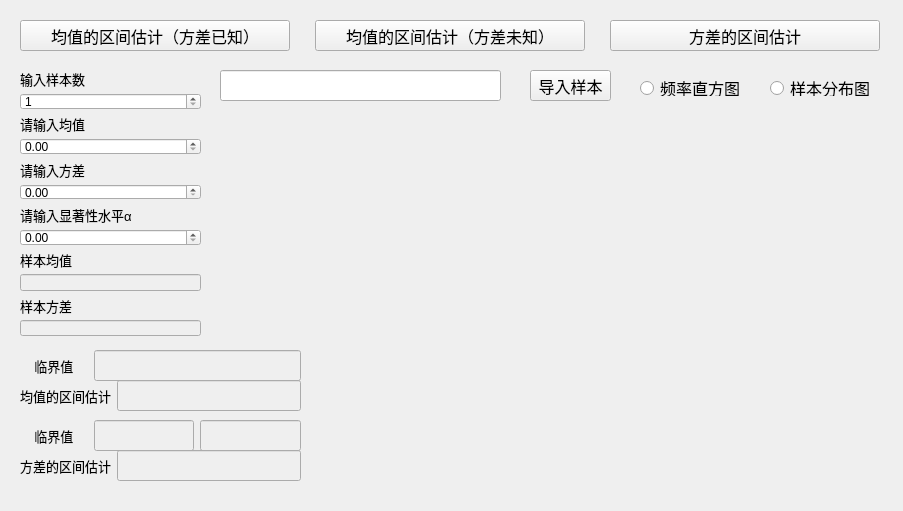
Qt form files/Simple_m_confidence_interval_.ui (chenxindaaa/MathematicalStatistics) before a commit.
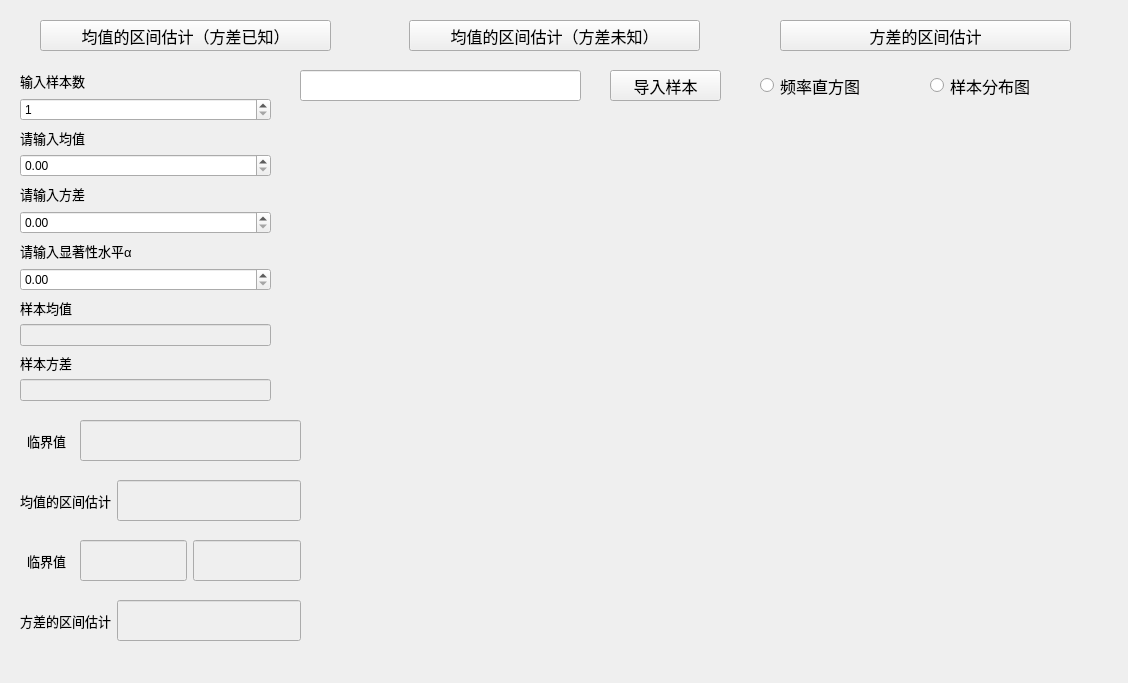
The same form after that commit. Custom widgets are drawn as their Qt base class.

Diff of the .ui file:
```diff
--- a/files/Simple_m_confidence_interval_.ui
+++ b/files/Simple_m_confidence_interval_.ui
@@ -6,8 +6,8 @@
    <rect>
     <x>0</x>
     <y>0</y>
-    <width>903</width>
-    <height>511</height>
+    <width>1128</width>
+    <height>683</height>
    </rect>
   </property>
   <property name="windowTitle">
@@ -16,9 +16,9 @@
   <widget class="QPushButton" name="pushButton">
    <property name="geometry">
     <rect>
-     <x>20</x>
+     <x>40</x>
      <y>20</y>
-     <width>270</width>
+     <width>291</width>
      <height>31</height>
     </rect>
    </property>
@@ -34,19 +34,19 @@
   <widget class="Plot" name="widget" native="true">
    <property name="geometry">
     <rect>
-     <x>320</x>
-     <y>110</y>
-     <width>551</width>
-     <height>381</height>
+     <x>340</x>
+     <y>130</y>
+     <width>751</width>
+     <height>521</height>
     </rect>
    </property>
   </widget>
   <widget class="QPushButton" name="pushButton_2">
    <property name="geometry">
     <rect>
-     <x>610</x>
+     <x>780</x>
      <y>20</y>
-     <width>270</width>
+     <width>291</width>
      <height>31</height>
     </rect>
    </property>
@@ -63,9 +63,9 @@
    <property name="geometry">
     <rect>
      <x>20</x>
-     <y>450</y>
+     <y>600</y>
      <width>281</width>
-     <height>31</height>
+     <height>41</height>
     </rect>
    </property>
    <layout class="QHBoxLayout" name="horizontalLayout_2">
@@ -109,9 +109,9 @@
    <property name="geometry">
     <rect>
      <x>20</x>
-     <y>380</y>
+     <y>480</y>
      <width>281</width>
-     <height>31</height>
+     <height>41</height>
     </rect>
    </property>
    <layout class="QHBoxLayout" name="horizontalLayout">
@@ -156,8 +156,8 @@
     <rect>
      <x>20</x>
      <y>70</y>
-     <width>181</width>
-     <height>266</height>
+     <width>251</width>
+     <height>331</height>
     </rect>
    </property>
    <layout class="QGridLayout" name="gridLayout">
@@ -364,9 +364,9 @@
   <widget class="QPushButton" name="pushButton_3">
    <property name="geometry">
     <rect>
-     <x>315</x>
+     <x>409</x>
      <y>20</y>
-     <width>270</width>
+     <width>291</width>
      <height>31</height>
     </rect>
    </property>
@@ -383,9 +383,9 @@
    <property name="geometry">
     <rect>
      <x>20</x>
-     <y>420</y>
+     <y>540</y>
      <width>281</width>
-     <height>31</height>
+     <height>41</height>
     </rect>
    </property>
    <layout class="QHBoxLayout" name="horizontalLayout_4">
@@ -397,7 +397,7 @@
        </font>
       </property>
       <property name="text">
-       <string>    临界值    </string>
+       <string>  临界值  </string>
       </property>
      </widget>
     </item>
@@ -439,9 +439,9 @@
    <property name="geometry">
     <rect>
      <x>20</x>
-     <y>350</y>
+     <y>420</y>
      <width>281</width>
-     <height>31</height>
+     <height>41</height>
     </rect>
    </property>
    <layout class="QHBoxLayout" name="horizontalLayout_3">
@@ -453,7 +453,7 @@
        </font>
       </property>
       <property name="text">
-       <string>    临界值    </string>
+       <string>  临界值  </string>
       </property>
      </widget>
     </item>
@@ -478,9 +478,9 @@
   <widget class="QPushButton" name="pushButton_4">
    <property name="geometry">
     <rect>
-     <x>530</x>
+     <x>610</x>
      <y>70</y>
-     <width>81</width>
+     <width>111</width>
      <height>31</height>
     </rect>
    </property>
@@ -496,10 +496,10 @@
   <widget class="QRadioButton" name="radioButton">
    <property name="geometry">
     <rect>
-     <x>640</x>
-     <y>80</y>
-     <width>101</width>
-     <height>16</height>
+     <x>760</x>
+     <y>70</y>
+     <width>161</width>
+     <height>31</height>
     </rect>
    </property>
    <property name="font">
@@ -514,7 +514,7 @@
   <widget class="QLineEdit" name="lineEdit">
    <property name="geometry">
     <rect>
-     <x>220</x>
+     <x>300</x>
      <y>70</y>
      <width>281</width>
      <height>31</height>
@@ -524,10 +524,10 @@
   <widget class="QRadioButton" name="radioButton_2">
    <property name="geometry">
     <rect>
-     <x>770</x>
-     <y>80</y>
-     <width>111</width>
-     <height>16</height>
+     <x>930</x>
+     <y>70</y>
+     <width>161</width>
+     <height>31</height>
     </rect>
    </property>
    <property name="font">
```
